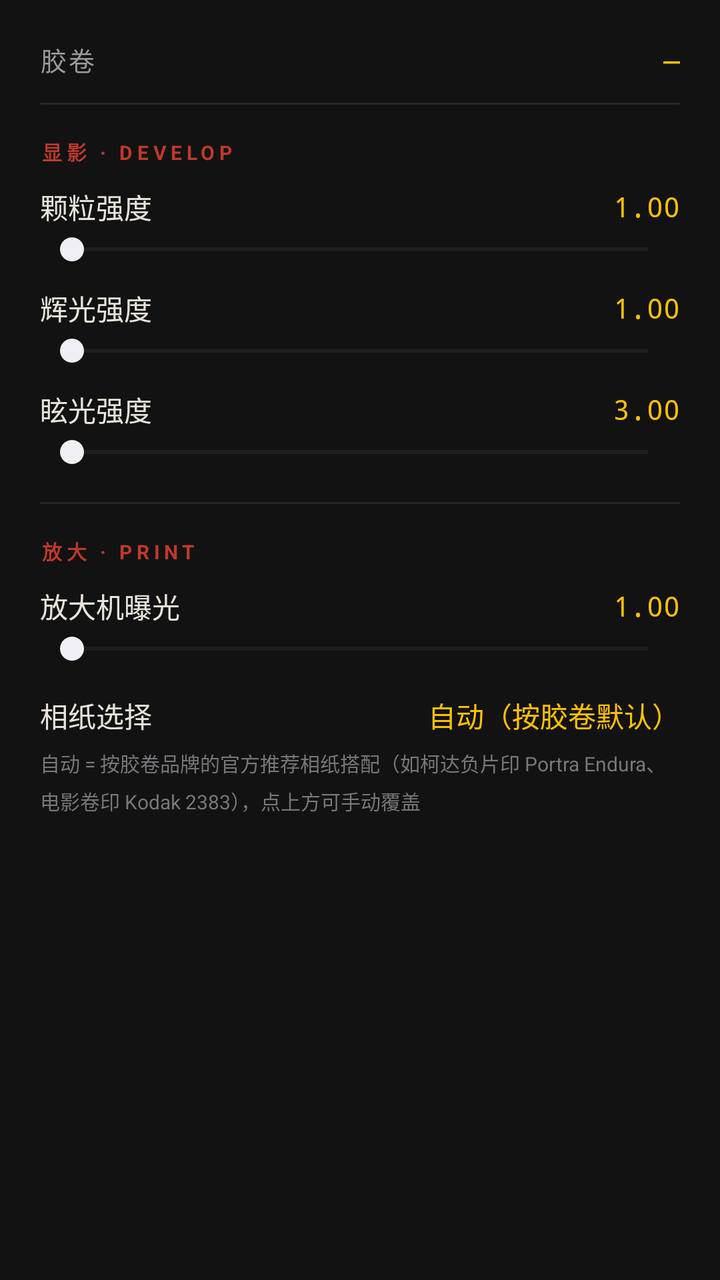
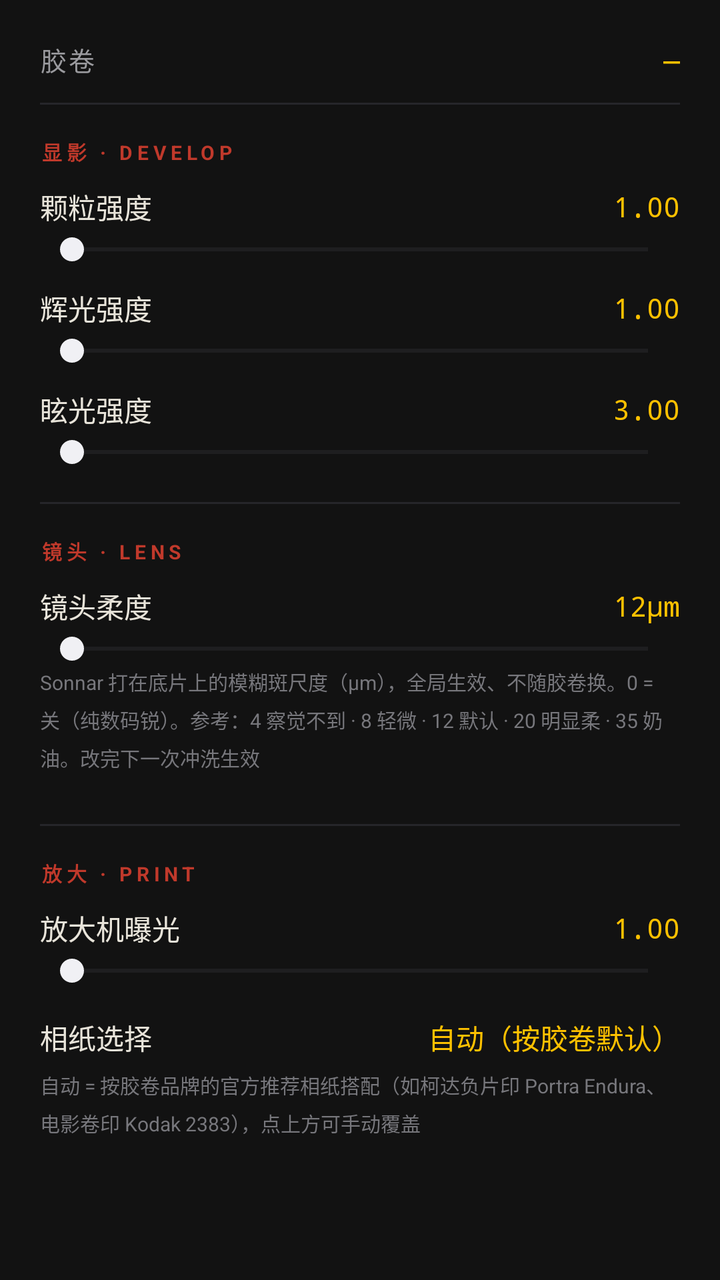

Compare the two renders of this Android layout. The source of the first and the diff that turns it into the second are given below.
<!-- AndroidManifest.xml: application theme Theme.FilmCam -->
<!-- res/layout/dialog_dev_params.xml -->
<?xml version="1.0" encoding="utf-8"?>
<ScrollView xmlns:android="http://schemas.android.com/apk/res/android"
    android:layout_width="match_parent"
    android:layout_height="wrap_content"
    android:overScrollMode="never">

    <LinearLayout
        android:layout_width="match_parent"
        android:layout_height="wrap_content"
        android:orientation="vertical"
        android:paddingStart="20dp"
        android:paddingEnd="20dp"
        android:paddingTop="8dp"
        android:paddingBottom="12dp">

        
        <LinearLayout
            android:id="@+id/rowDevRoll"
            android:layout_width="match_parent"
            android:layout_height="wrap_content"
            android:orientation="horizontal"
            android:gravity="center_vertical"
            android:background="?android:attr/selectableItemBackground"
            android:clickable="true"
            android:focusable="true"
            android:paddingTop="12dp"
            android:paddingBottom="12dp">

            <TextView
                android:layout_width="0dp"
                android:layout_height="wrap_content"
                android:layout_weight="1"
                android:text="@string/main_dev_roll_row"
                android:textColor="#9A9A9E"
                android:textSize="13sp"
                android:letterSpacing="0.06" />

            <TextView
                android:id="@+id/tvDevRollValue"
                android:layout_width="wrap_content"
                android:layout_height="wrap_content"
                android:text="—"
                android:textColor="#FFC100"
                android:textSize="14sp"
                android:fontFamily="monospace" />
        </LinearLayout>

        <View
            android:layout_width="match_parent"
            android:layout_height="1dp"
            android:background="#26262A" />

        
        <TextView
            android:layout_width="wrap_content"
            android:layout_height="wrap_content"
            android:layout_marginTop="16dp"
            android:text="@string/main_dev_group_develop"
            android:textColor="#C0392B"
            android:textSize="10sp"
            android:textStyle="bold"
            android:letterSpacing="0.22" />

        
        <LinearLayout
            android:layout_width="match_parent"
            android:layout_height="wrap_content"
            android:orientation="horizontal"
            android:gravity="center_vertical"
            android:paddingTop="10dp">

            <TextView
                android:layout_width="0dp"
                android:layout_height="wrap_content"
                android:layout_weight="1"
                android:text="@string/main_dev_grain"
                android:textColor="#E8E4DA"
                android:textSize="14sp" />

            <TextView
                android:id="@+id/tvDevGrainValue"
                android:layout_width="wrap_content"
                android:layout_height="wrap_content"
                android:text="1.00"
                android:textColor="#FFC100"
                android:textSize="14sp"
                android:fontFamily="monospace" />
        </LinearLayout>

        <SeekBar
            android:id="@+id/sbDevGrain"
            android:layout_width="match_parent"
            android:layout_height="wrap_content"
            android:layout_marginTop="2dp"
            android:max="200"
            android:progressTint="#FFC100"
            android:progressBackgroundTint="#3A3A40"
            android:thumbTint="#F0F0F4" />

        
        <LinearLayout
            android:layout_width="match_parent"
            android:layout_height="wrap_content"
            android:orientation="horizontal"
            android:gravity="center_vertical"
            android:paddingTop="10dp">

            <TextView
                android:layout_width="0dp"
                android:layout_height="wrap_content"
                android:layout_weight="1"
                android:text="@string/main_dev_halation"
                android:textColor="#E8E4DA"
                android:textSize="14sp" />

            <TextView
                android:id="@+id/tvDevHalationValue"
                android:layout_width="wrap_content"
                android:layout_height="wrap_content"
                android:text="1.00"
                android:textColor="#FFC100"
                android:textSize="14sp"
                android:fontFamily="monospace" />
        </LinearLayout>

        <SeekBar
            android:id="@+id/sbDevHalation"
            android:layout_width="match_parent"
            android:layout_height="wrap_content"
            android:layout_marginTop="2dp"
            android:max="200"
            android:progressTint="#FFC100"
            android:progressBackgroundTint="#3A3A40"
            android:thumbTint="#F0F0F4" />

        
        <LinearLayout
            android:layout_width="match_parent"
            android:layout_height="wrap_content"
            android:orientation="horizontal"
            android:gravity="center_vertical"
            android:paddingTop="10dp">

            <TextView
                android:layout_width="0dp"
                android:layout_height="wrap_content"
                android:layout_weight="1"
                android:text="@string/main_dev_glare"
                android:textColor="#E8E4DA"
                android:textSize="14sp" />

            <TextView
                android:id="@+id/tvDevGlareValue"
                android:layout_width="wrap_content"
                android:layout_height="wrap_content"
                android:text="3.00"
                android:textColor="#FFC100"
                android:textSize="14sp"
                android:fontFamily="monospace" />
        </LinearLayout>

        <SeekBar
            android:id="@+id/sbDevGlare"
            android:layout_width="match_parent"
            android:layout_height="wrap_content"
            android:layout_marginTop="2dp"
            android:max="600"
            android:progressTint="#FFC100"
            android:progressBackgroundTint="#3A3A40"
            android:thumbTint="#F0F0F4" />

        <View
            android:layout_width="match_parent"
            android:layout_height="1dp"
            android:layout_marginTop="16dp"
            android:background="#26262A" />

        
        <TextView
            android:layout_width="wrap_content"
            android:layout_height="wrap_content"
            android:layout_marginTop="16dp"
            android:text="@string/main_dev_group_print"
            android:textColor="#C0392B"
            android:textSize="10sp"
            android:textStyle="bold"
            android:letterSpacing="0.22" />

        
        <LinearLayout
            android:layout_width="match_parent"
            android:layout_height="wrap_content"
            android:orientation="horizontal"
            android:gravity="center_vertical"
            android:paddingTop="10dp">

            <TextView
                android:layout_width="0dp"
                android:layout_height="wrap_content"
                android:layout_weight="1"
                android:text="@string/main_dev_enlarger_exposure"
                android:textColor="#E8E4DA"
                android:textSize="14sp" />

            <TextView
                android:id="@+id/tvDevExposureValue"
                android:layout_width="wrap_content"
                android:layout_height="wrap_content"
                android:text="1.00"
                android:textColor="#FFC100"
                android:textSize="14sp"
                android:fontFamily="monospace" />
        </LinearLayout>

        <SeekBar
            android:id="@+id/sbDevExposure"
            android:layout_width="match_parent"
            android:layout_height="wrap_content"
            android:layout_marginTop="2dp"
            android:max="150"
            android:progressTint="#FFC100"
            android:progressBackgroundTint="#3A3A40"
            android:thumbTint="#F0F0F4" />

        
        <LinearLayout
            android:id="@+id/rowDevPaper"
            android:layout_width="match_parent"
            android:layout_height="wrap_content"
            android:orientation="horizontal"
            android:gravity="center_vertical"
            android:paddingTop="14dp"
            android:paddingBottom="6dp"
            android:background="?android:attr/selectableItemBackground"
            android:clickable="true"
            android:focusable="true">

            <TextView
                android:layout_width="0dp"
                android:layout_height="wrap_content"
                android:layout_weight="1"
                android:text="@string/main_dev_paper_row"
                android:textColor="#E8E4DA"
                android:textSize="14sp" />

            <TextView
                android:id="@+id/tvDevPaperValue"
                android:layout_width="wrap_content"
                android:layout_height="wrap_content"
                android:text="@string/main_dev_paper_auto"
                android:textColor="#FFC100"
                android:textSize="14sp"
                android:fontFamily="monospace" />
        </LinearLayout>

        
        <TextView
            android:layout_width="match_parent"
            android:layout_height="wrap_content"
            android:layout_marginBottom="10dp"
            android:text="@string/main_dev_paper_hint"
            android:textColor="#77777C"
            android:textSize="10sp"
            android:lineSpacingMultiplier="1.3" />

        
        <Button
            android:id="@+id/btnDevReset"
            android:layout_width="wrap_content"
            android:layout_height="wrap_content"
            android:layout_gravity="end"
            style="?attr/borderlessButtonStyle"
            android:textColor="#FFC100"
            android:textSize="13sp" />

    </LinearLayout>
</ScrollView>
<!-- resources referenced by this layout -->
<resources>
  <string name="main_dev_enlarger_exposure">放大机曝光</string>
  <string name="main_dev_glare">眩光强度</string>
  <string name="main_dev_grain">颗粒强度</string>
  <string name="main_dev_group_develop">显影 · DEVELOP</string>
  <string name="main_dev_group_print">放大 · PRINT</string>
  <string name="main_dev_halation">辉光强度</string>
  <string name="main_dev_paper_auto">自动（按胶卷默认）</string>
  <string name="main_dev_paper_hint">自动 = 按胶卷品牌的官方推荐相纸搭配（如柯达负片印 Portra Endura、电影卷印 Kodak 2383），点上方可手动覆盖</string>
  <string name="main_dev_paper_row">相纸选择</string>
  <string name="main_dev_roll_row">胶卷</string>
  <style name="Theme.FilmCam" parent="Theme.MaterialComponents.NoActionBar">
          <item name="android:statusBarColor">#000000</item>
          <item name="android:navigationBarColor">#000000</item>
      </style>
</resources>

<!-- the commit's change to res/layout/dialog_dev_params.xml (unified diff, before → after) -->
@@ -180,6 +180,69 @@
             android:layout_width="wrap_content"
             android:layout_height="wrap_content"
             android:layout_marginTop="16dp"
+            android:text="@string/main_dev_group_lens"
+            android:textColor="#C0392B"
+            android:textSize="10sp"
+            android:textStyle="bold"
+            android:letterSpacing="0.22" />
+
+        
+        <LinearLayout
+            android:layout_width="match_parent"
+            android:layout_height="wrap_content"
+            android:orientation="horizontal"
+            android:gravity="center_vertical"
+            android:paddingTop="10dp">
+
+            <TextView
+                android:layout_width="0dp"
+                android:layout_height="wrap_content"
+                android:layout_weight="1"
+                android:text="@string/main_dev_lens_blur"
+                android:textColor="#E8E4DA"
+                android:textSize="14sp" />
+
+            <TextView
+                android:id="@+id/tvDevLensValue"
+                android:layout_width="wrap_content"
+                android:layout_height="wrap_content"
+                android:text="12μm"
+                android:textColor="#FFC100"
+                android:textSize="14sp"
+                android:fontFamily="monospace" />
+        </LinearLayout>
+
+        <SeekBar
+            android:id="@+id/sbDevLensBlur"
+            android:layout_width="match_parent"
+            android:layout_height="wrap_content"
+            android:layout_marginTop="2dp"
+            android:max="35"
+            android:progressTint="#FFC100"
+            android:progressBackgroundTint="#3A3A40"
+            android:thumbTint="#F0F0F4" />
+
+        
+        <TextView
+            android:layout_width="match_parent"
+            android:layout_height="wrap_content"
+            android:layout_marginBottom="10dp"
+            android:text="@string/main_dev_lens_hint"
+            android:textColor="#77777C"
+            android:textSize="10sp"
+            android:lineSpacingMultiplier="1.3" />
+
+        <View
+            android:layout_width="match_parent"
+            android:layout_height="1dp"
+            android:layout_marginTop="16dp"
+            android:background="#26262A" />
+
+        
+        <TextView
+            android:layout_width="wrap_content"
+            android:layout_height="wrap_content"
+            android:layout_marginTop="16dp"
             android:text="@string/main_dev_group_print"
             android:textColor="#C0392B"
             android:textSize="10sp"
<!-- resource entries referenced after the edit -->
@@ -4,8 +4,11 @@
   <string name="main_dev_glare">眩光强度</string>
   <string name="main_dev_grain">颗粒强度</string>
   <string name="main_dev_group_develop">显影 · DEVELOP</string>
+  <string name="main_dev_group_lens">镜头 · LENS</string>
   <string name="main_dev_group_print">放大 · PRINT</string>
   <string name="main_dev_halation">辉光强度</string>
+  <string name="main_dev_lens_blur">镜头柔度</string>
+  <string name="main_dev_lens_hint">Sonnar 打在底片上的模糊斑尺度（μm），全局生效、不随胶卷换。0 = 关（纯数码锐）。参考：4 察觉不到 · 8 轻微 · 12 默认 · 20 明显柔 · 35 奶油。改完下一次冲洗生效</string>
   <string name="main_dev_paper_auto">自动（按胶卷默认）</string>
   <string name="main_dev_paper_hint">自动 = 按胶卷品牌的官方推荐相纸搭配（如柯达负片印 Portra Endura、电影卷印 Kodak 2383），点上方可手动覆盖</string>
   <string name="main_dev_paper_row">相纸选择</string>
